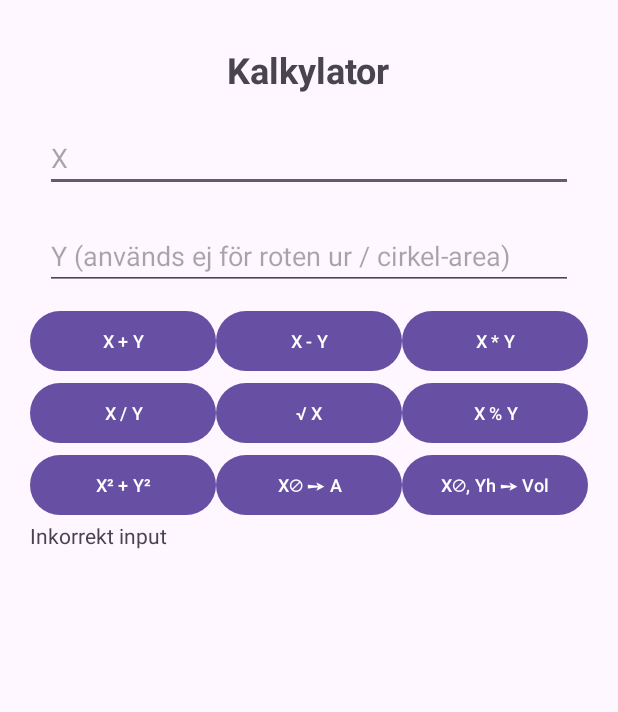
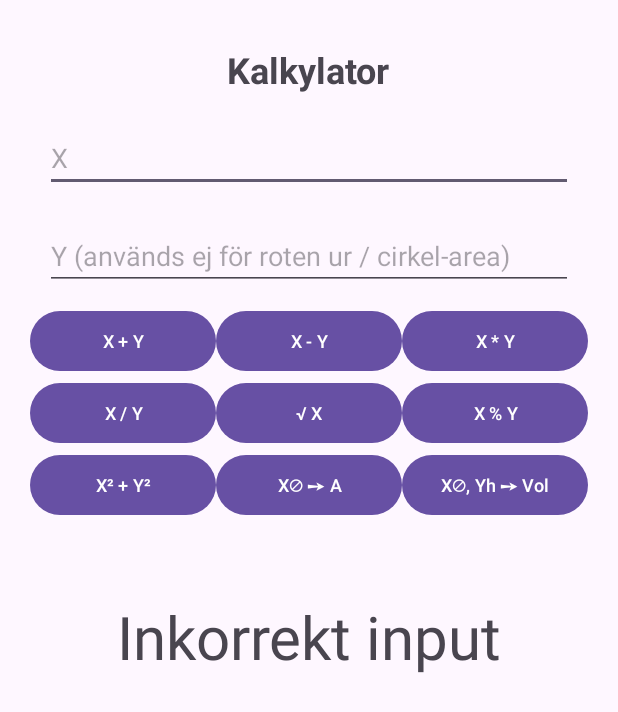
Before and after one commit to z0etz/GroupCalkylator, an Android app: the screen it shows after launch (MainActivity), after a tap on "X + Y", on a phone screen of 412 x 824 dp. Shown: the top 712 px of the screen. Run offline under Robolectric (Android 15) with nearby library versions, the phone set to English and light mode, and no system bars.

Commit message:
La in förändringar i answer fältet

```diff
--- a/app/src/main/res/layout/activity_main.xml
+++ b/app/src/main/res/layout/activity_main.xml
@@ -130,7 +130,11 @@
         <TextView
             android:id="@+id/textAnswer"
             android:layout_width="match_parent"
-            android:layout_height="wrap_content"/>
+            android:layout_height="wrap_content"
+            android:textSize="@dimen/textsize_answer"
+            android:text=""
+            android:gravity="center"
+            android:layout_marginTop="@dimen/textanswer_margintop" />
 
     </LinearLayout>
 
```
